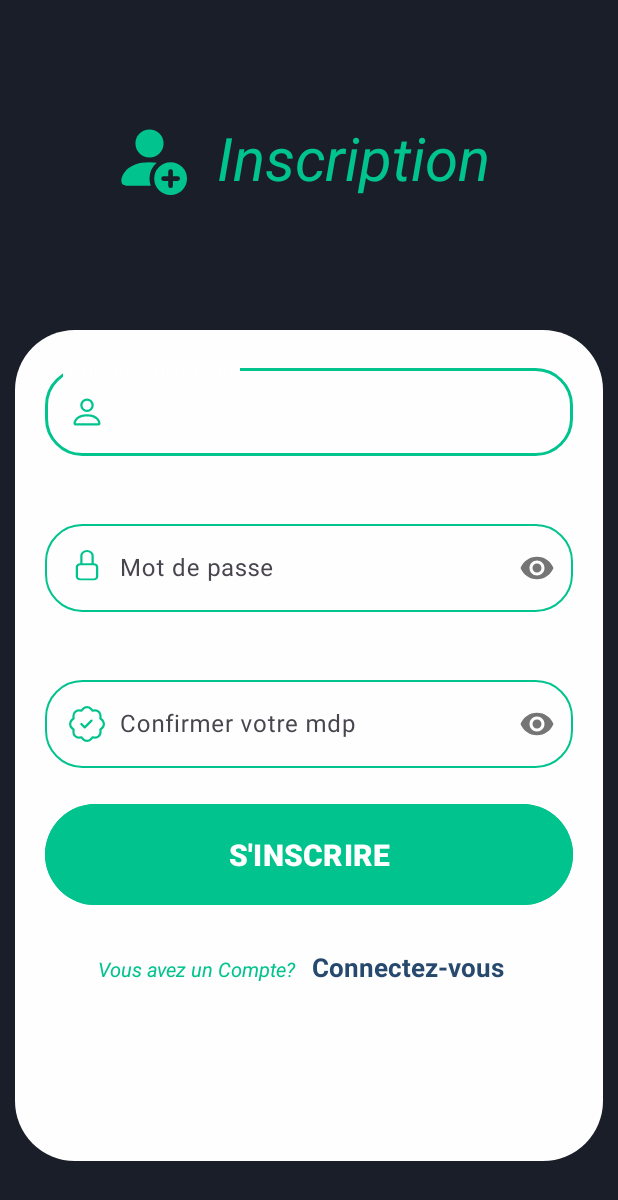
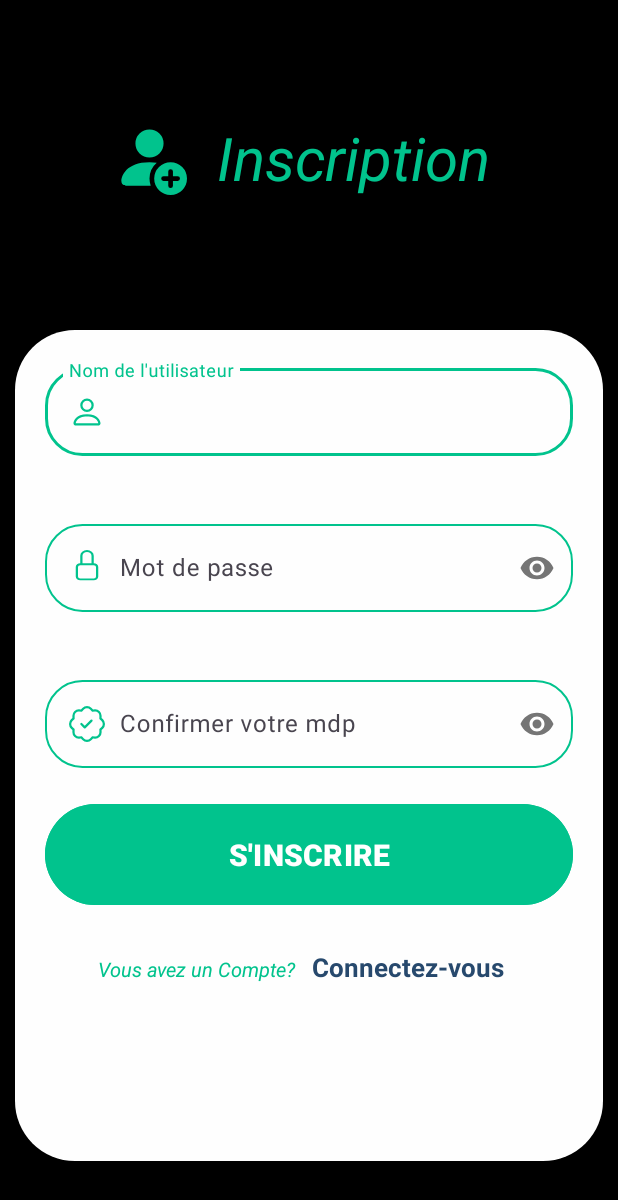
Before and after one commit to mitsu2023/MyInstit, an Android app: the Inscription screen opened directly, with no data from a screen before it, on a phone screen of 412 x 824 dp. Shown: the top 1200 px of the screen. Run offline under Robolectric (Android 15) with nearby library versions, the phone set to English and light mode, and no system bars.

Commit message:
modification main and inscription

```diff
--- a/app/src/main/res/layout/activity_inscription.xml
+++ b/app/src/main/res/layout/activity_inscription.xml
@@ -4,7 +4,7 @@
     xmlns:tools="http://schemas.android.com/tools"
     android:layout_width="match_parent"
     android:layout_height="match_parent"
-    android:background="@color/gray_black"
+    android:background="@color/black"
     tools:context=".Inscription">
 
     <LinearLayout
@@ -59,7 +59,7 @@
             app:boxCornerRadiusBottomStart="25dp"
             app:boxCornerRadiusTopEnd="25dp"
             app:boxCornerRadiusTopStart="25dp"
-            app:hintTextColor="@color/white"
+            app:hintTextColor="@color/green"
             app:boxStrokeColor="@color/boxstroke_outline_color">
 
             <EditText
@@ -69,7 +69,7 @@
                 android:drawableStart="@drawable/person"
                 android:drawablePadding="10dp"
                 android:inputType="text"
-                android:textColor="@color/white" />
+                android:textColor="@color/green" />
         </com.google.android.material.textfield.TextInputLayout>
 
         <com.google.android.material.textfield.TextInputLayout
@@ -82,7 +82,7 @@
             app:boxCornerRadiusTopEnd="25dp"
             app:boxCornerRadiusTopStart="25dp"
             app:passwordToggleEnabled="true"
-            app:hintTextColor="@color/white"
+            app:hintTextColor="@color/green"
             app:boxStrokeColor="@color/boxstroke_outline_color">
 
             <EditText
@@ -92,7 +92,7 @@
                 android:drawableStart="@drawable/lock"
                 android:drawablePadding="10dp"
                 android:inputType="textPassword"
-                android:textColor="@color/white" />
+                android:textColor="@color/green" />
         </com.google.android.material.textfield.TextInputLayout>
 
         <com.google.android.material.textfield.TextInputLayout
@@ -105,7 +105,7 @@
             app:boxCornerRadiusTopEnd="25dp"
             app:boxCornerRadiusTopStart="25dp"
             app:passwordToggleEnabled="true"
-            app:hintTextColor="@color/white"
+            app:hintTextColor="@color/green"
             app:boxStrokeColor="@color/boxstroke_outline_color">
 
             <EditText
@@ -115,7 +115,7 @@
                 android:drawableStart="@drawable/patch_check"
                 android:drawablePadding="10dp"
                 android:inputType="textPassword"
-                android:textColor="@color/white" />
+                android:textColor="@color/green" />
         </com.google.android.material.textfield.TextInputLayout>
 
         <Button
--- a/app/src/main/res/layout/activity_main.xml
+++ b/app/src/main/res/layout/activity_main.xml
@@ -4,7 +4,7 @@
     xmlns:tools="http://schemas.android.com/tools"
     android:layout_width="match_parent"
     android:layout_height="match_parent"
-    android:background="@color/gray_black"
+    android:background="@color/black"
     tools:context=".MainActivity">
 
     <LinearLayout
```
